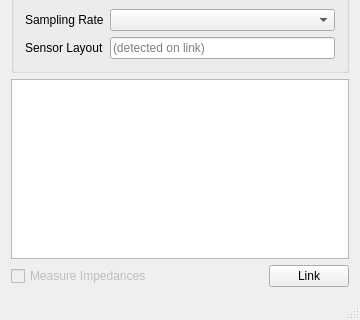
Qt form src/gui/EGIAmpWindow.ui (labstreaminglayer/App-EGIAmpServer) before a commit; both pictures show x 0 to 360 and y 212 to 532 of the 360 by 532 pixel window.
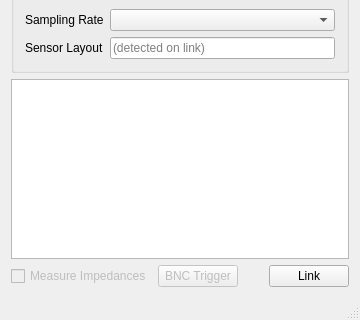
The same form after that commit.

Commit message: NA500: trigger a TTL pulse on the BNC output

Patch:
```diff
--- a/src/gui/EGIAmpWindow.ui
+++ b/src/gui/EGIAmpWindow.ui
@@ -153,6 +153,19 @@
         </property>
        </widget>
       </item>
+      <item>
+       <widget class="QPushButton" name="triggerButton">
+        <property name="enabled">
+         <bool>false</bool>
+        </property>
+        <property name="text">
+         <string>BNC Trigger</string>
+        </property>
+        <property name="toolTip">
+         <string>Send a 1 ms TTL pulse on the amplifier's BNC output (Net Amps 500 only)</string>
+        </property>
+       </widget>
+      </item>
       <item>
        <spacer name="horizontalSpacer">
         <property name="orientation">
```
The commit also changes 9 other files.
